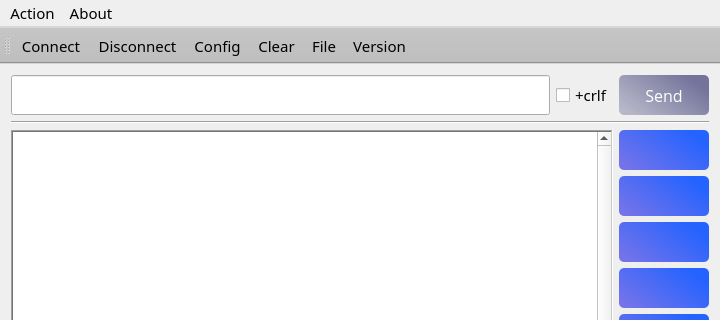
The window that mainwindow.ui (salara1960/hexSerial) describes before a commit, drawn with Qt 5; both pictures show x 0 to 720 and y 0 to 320 of the 720 by 624 pixel window.
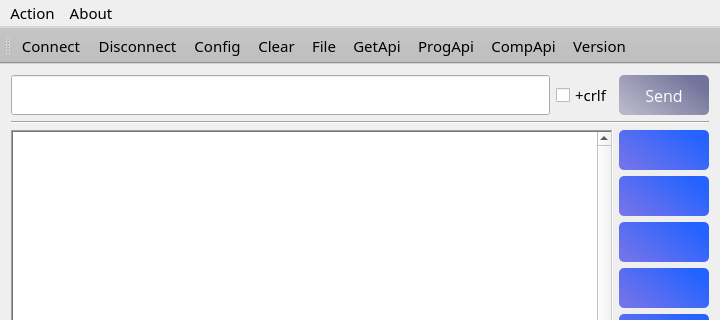
The same window after the commit. Icons and pictures are not drawn.

```diff
--- a/mainwindow.ui
+++ b/mainwindow.ui
@@ -1110,6 +1110,9 @@
    <addaction name="actionPORT"/>
    <addaction name="actionCLEAR"/>
    <addaction name="actionFile"/>
+   <addaction name="actionGetApi"/>
+   <addaction name="actionProgApi"/>
+   <addaction name="actionCompApi"/>
    <addaction name="actionVERSION"/>
   </widget>
   <action name="actionPORT">
@@ -1236,6 +1239,33 @@
     </font>
    </property>
   </action>
+  <action name="actionGetApi">
+   <property name="icon">
+    <iconset resource="icons.qrc">
+     <normaloff>:/png/down.png</normaloff>:/png/down.png</iconset>
+   </property>
+   <property name="text">
+    <string>GetApi</string>
+   </property>
+  </action>
+  <action name="actionProgApi">
+   <property name="icon">
+    <iconset resource="icons.qrc">
+     <normaloff>:/png/prog.png</normaloff>:/png/prog.png</iconset>
+   </property>
+   <property name="text">
+    <string>ProgApi</string>
+   </property>
+  </action>
+  <action name="actionCompApi">
+   <property name="icon">
+    <iconset resource="icons.qrc">
+     <normaloff>:/png/comp.png</normaloff>:/png/comp.png</iconset>
+   </property>
+   <property name="text">
+    <string>CompApi</string>
+   </property>
+  </action>
  </widget>
  <layoutdefault spacing="6" margin="11"/>
  <resources>
```
Left out of the diff: 4 changed lines with no effect on the pictures.
